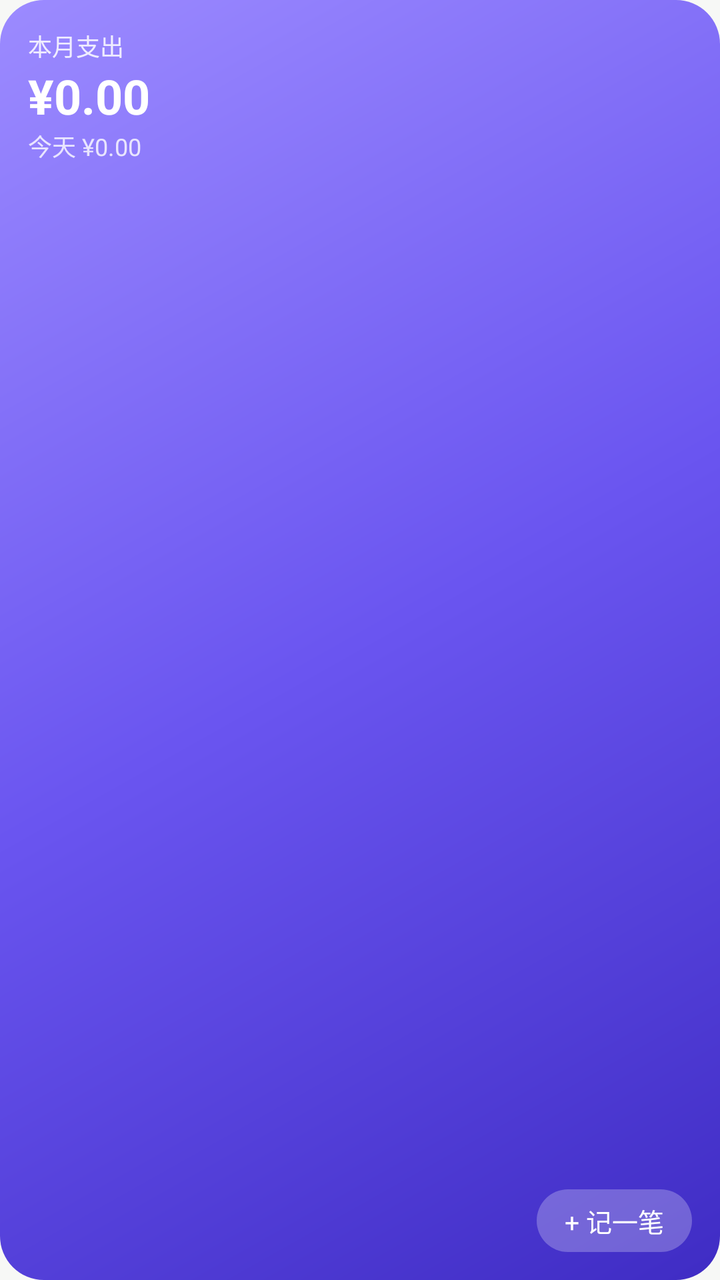
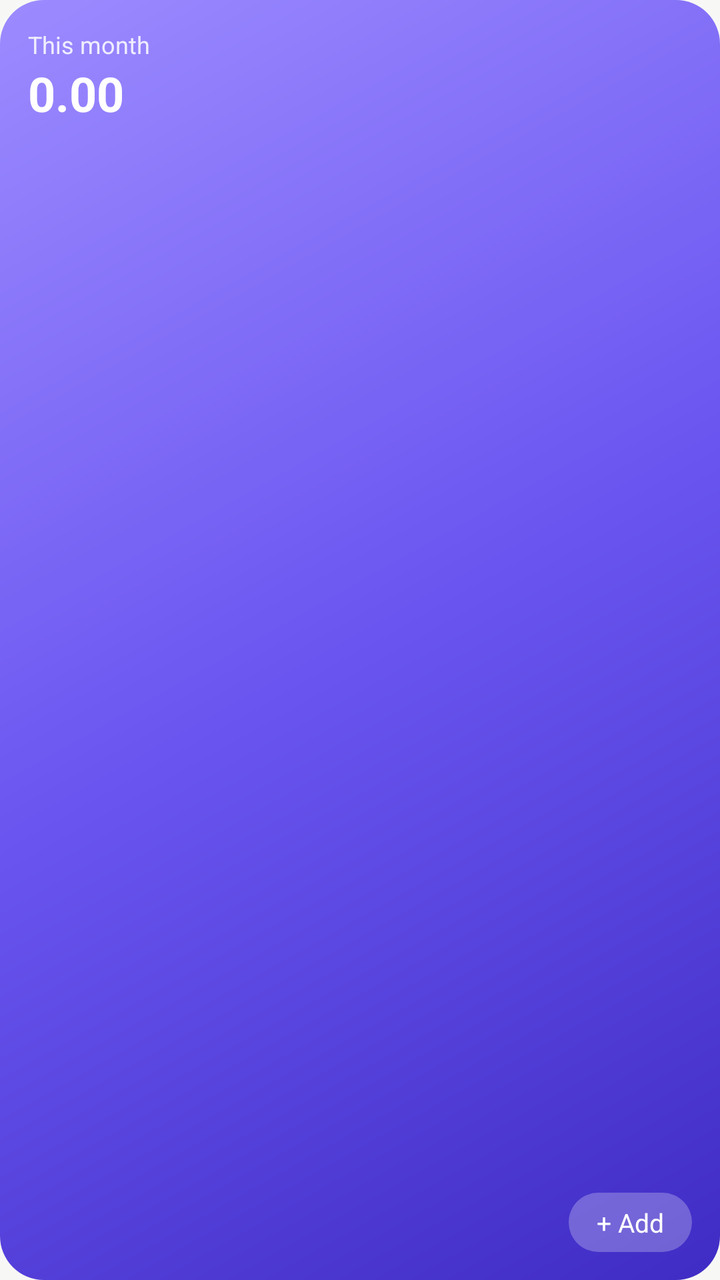

An Android layout rendered at two revisions. The XML below is the earlier revision; the diff shows what the commit changed to produce the second picture.
<!-- AndroidManifest.xml: application theme AppTheme -->
<!-- res/layout/widget_summary.xml -->
<?xml version="1.0" encoding="utf-8"?>
<LinearLayout xmlns:android="http://schemas.android.com/apk/res/android"
    android:id="@+id/widget_root"
    android:layout_width="match_parent"
    android:layout_height="match_parent"
    android:background="@drawable/widget_bg"
    android:orientation="vertical"
    android:padding="14dp">

    <TextView
        android:id="@+id/widget_title"
        android:layout_width="wrap_content"
        android:layout_height="wrap_content"
        android:text="本月支出"
        android:textColor="#D9FFFFFF"
        android:textSize="12sp" />

    <TextView
        android:id="@+id/widget_month"
        android:layout_width="wrap_content"
        android:layout_height="wrap_content"
        android:maxLines="1"
        android:text="¥0.00"
        android:textColor="#FFFFFFFF"
        android:textSize="24sp"
        android:textStyle="bold" />

    <TextView
        android:id="@+id/widget_detail"
        android:layout_width="match_parent"
        android:layout_height="0dp"
        android:layout_weight="1"
        android:maxLines="2"
        android:text="今天 ¥0.00"
        android:textColor="#CCFFFFFF"
        android:textSize="12sp" />

    <TextView
        android:id="@+id/widget_add"
        android:layout_width="wrap_content"
        android:layout_height="wrap_content"
        android:layout_gravity="end"
        android:background="@drawable/widget_btn"
        android:paddingStart="14dp"
        android:paddingTop="6dp"
        android:paddingEnd="14dp"
        android:paddingBottom="6dp"
        android:text="+ 记一笔"
        android:textColor="#FFFFFFFF"
        android:textSize="13sp" />
</LinearLayout>
<!-- resources referenced by this layout -->
<resources>
  <!-- drawable widget_bg (drawable) -->
  <?xml version="1.0" encoding="utf-8"?>
  <shape xmlns:android="http://schemas.android.com/apk/res/android" android:shape="rectangle">
      <corners android:radius="22dp" />
      <gradient
          android:angle="315"
          android:centerColor="#FF6A55F0"
          android:endColor="#FF3F2CC4"
          android:startColor="#FF9C8BFF" />
  </shape>
  <!-- drawable widget_btn (drawable) -->
  <?xml version="1.0" encoding="utf-8"?>
  <shape xmlns:android="http://schemas.android.com/apk/res/android" android:shape="rectangle">
      <corners android:radius="16dp" />
      <solid android:color="#40FFFFFF" />
  </shape>
  <style name="AppTheme" parent="android:Theme.Material.Light.NoActionBar">
          <item name="android:windowBackground">@color/window_bg</item>
          <item name="android:statusBarColor">@android:color/transparent</item>
          <item name="android:navigationBarColor">@android:color/transparent</item>
      </style>
  <color name="window_bg">#FFF7F8F6</color>
</resources>

<!-- the commit's change to res/layout/widget_summary.xml (unified diff, before → after) -->
@@ -11,7 +11,7 @@
         android:id="@+id/widget_title"
         android:layout_width="wrap_content"
         android:layout_height="wrap_content"
-        android:text="本月支出"
+        android:text="@string/widget_name"
         android:textColor="#D9FFFFFF"
         android:textSize="12sp" />
 
@@ -20,7 +20,7 @@
         android:layout_width="wrap_content"
         android:layout_height="wrap_content"
         android:maxLines="1"
-        android:text="¥0.00"
+        android:text="0.00"
         android:textColor="#FFFFFFFF"
         android:textSize="24sp"
         android:textStyle="bold" />
@@ -31,7 +31,7 @@
         android:layout_height="0dp"
         android:layout_weight="1"
         android:maxLines="2"
-        android:text="今天 ¥0.00"
+        android:text=""
         android:textColor="#CCFFFFFF"
         android:textSize="12sp" />
 
@@ -45,7 +45,7 @@
         android:paddingTop="6dp"
         android:paddingEnd="14dp"
         android:paddingBottom="6dp"
-        android:text="+ 记一笔"
+        android:text="@string/widget_add"
         android:textColor="#FFFFFFFF"
         android:textSize="13sp" />
 </LinearLayout>
<!-- resource entries referenced after the edit -->
@@ -16,6 +16,8 @@
       <corners android:radius="16dp" />
       <solid android:color="#40FFFFFF" />
   </shape>
+  <string name="widget_add">+ Add</string>
+  <string name="widget_name">This month</string>
   <style name="AppTheme" parent="android:Theme.Material.Light.NoActionBar">
           <item name="android:windowBackground">@color/window_bg</item>
           <item name="android:statusBarColor">@android:color/transparent</item>
